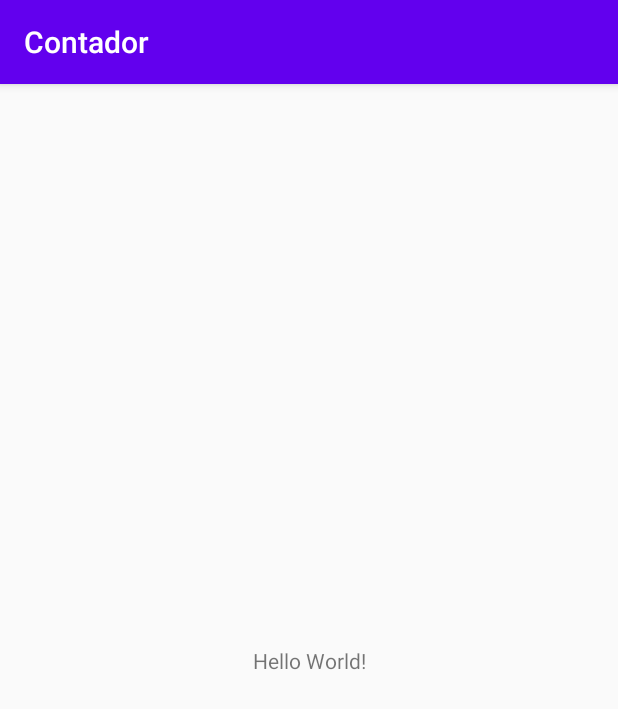
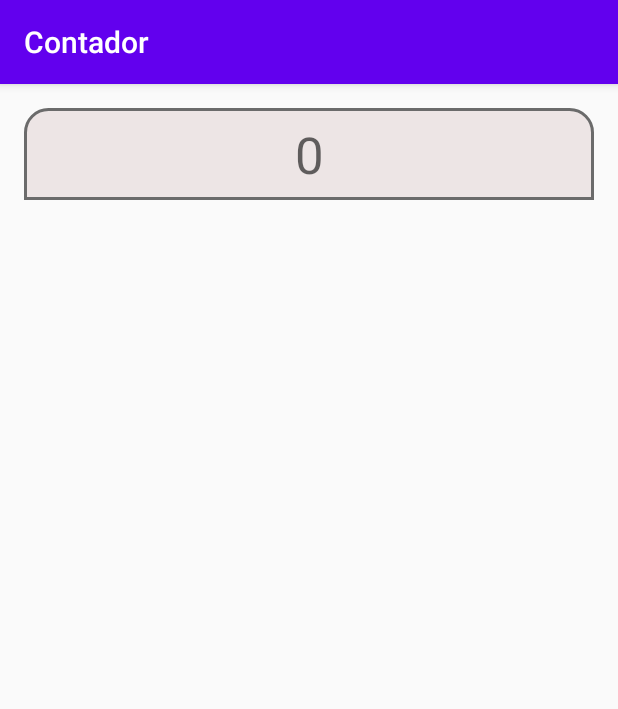
Before and after one commit to ToviGamboa/Contador, an Android app: the screen it shows after launch (MainActivity), on a phone screen of 412 x 824 dp. Shown: the top 709 px of the screen. Run offline under Robolectric (Android 15) with nearby library versions, the light colour scheme and no system bars.

Commit message:
Creando el TextView

```diff
--- /dev/null
+++ b/app/src/main/res/drawable/bordes_display.xml
@@ -0,0 +1,16 @@
+<?xml version="1.0" encoding="utf-8"?>
+<shape xmlns:android="http://schemas.android.com/apk/res/android">
+    <solid android:color="#CCEAE0E0"/>
+
+    <stroke android:width="2dp"
+        android:color="#6B6B6B"/>
+
+    <padding android:top="8dp"
+        android:left="1dp"
+        android:right="1dp"
+        android:bottom="8dp"/>
+
+    <corners android:topLeftRadius="15dp"
+        android:topRightRadius="15dp"/>
+
+</shape>
--- a/app/src/main/res/layout/activity_main.xml
+++ b/app/src/main/res/layout/activity_main.xml
@@ -7,10 +7,15 @@
     tools:context=".MainActivity">
 
     <TextView
-        android:layout_width="wrap_content"
+        android:layout_width="0dp"
         android:layout_height="wrap_content"
-        android:text="Hello World!"
-        app:layout_constraintBottom_toBottomOf="parent"
+        android:layout_marginLeft="16dp"
+        android:layout_marginTop="16dp"
+        android:layout_marginRight="16dp"
+        android:background="@drawable/bordes_display"
+        android:gravity="center"
+        android:text="@string/text_display"
+        android:textAppearance="@style/TextAppearance.AppCompat.Display1"
         app:layout_constraintLeft_toLeftOf="parent"
         app:layout_constraintRight_toRightOf="parent"
         app:layout_constraintTop_toTopOf="parent" />
--- a/app/src/main/res/values/strings.xml
+++ b/app/src/main/res/values/strings.xml
@@ -1,3 +1,4 @@
 <resources>
     <string name="app_name">Contador</string>
+    <string name="text_display">0</string>
 </resources>
```
